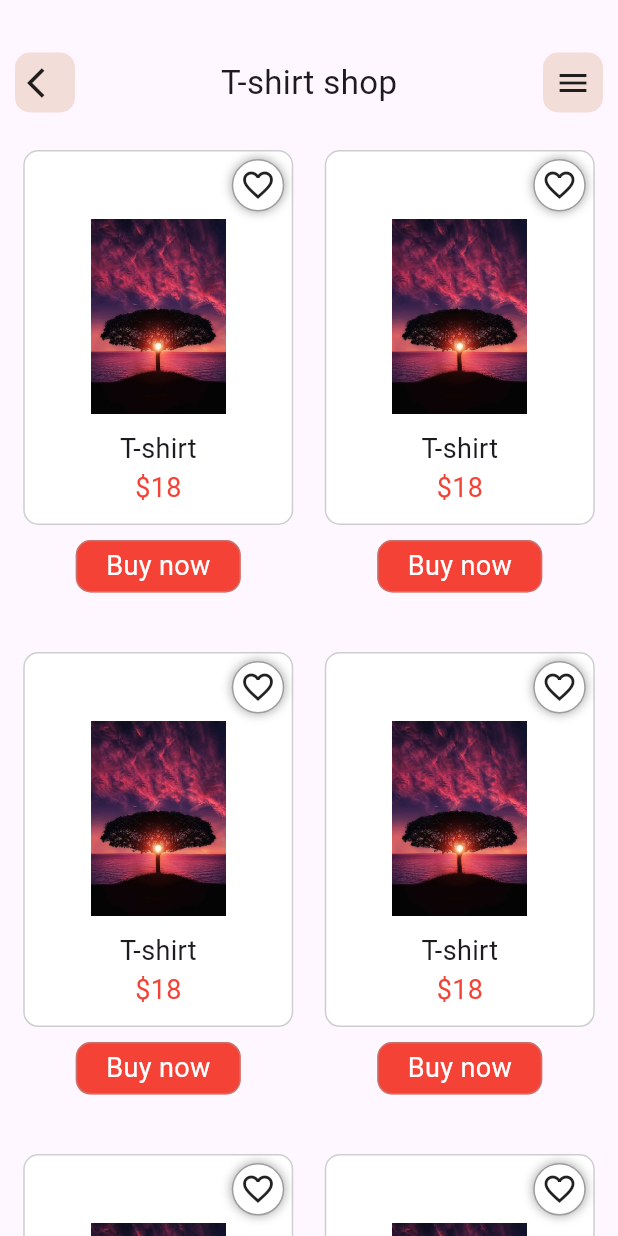
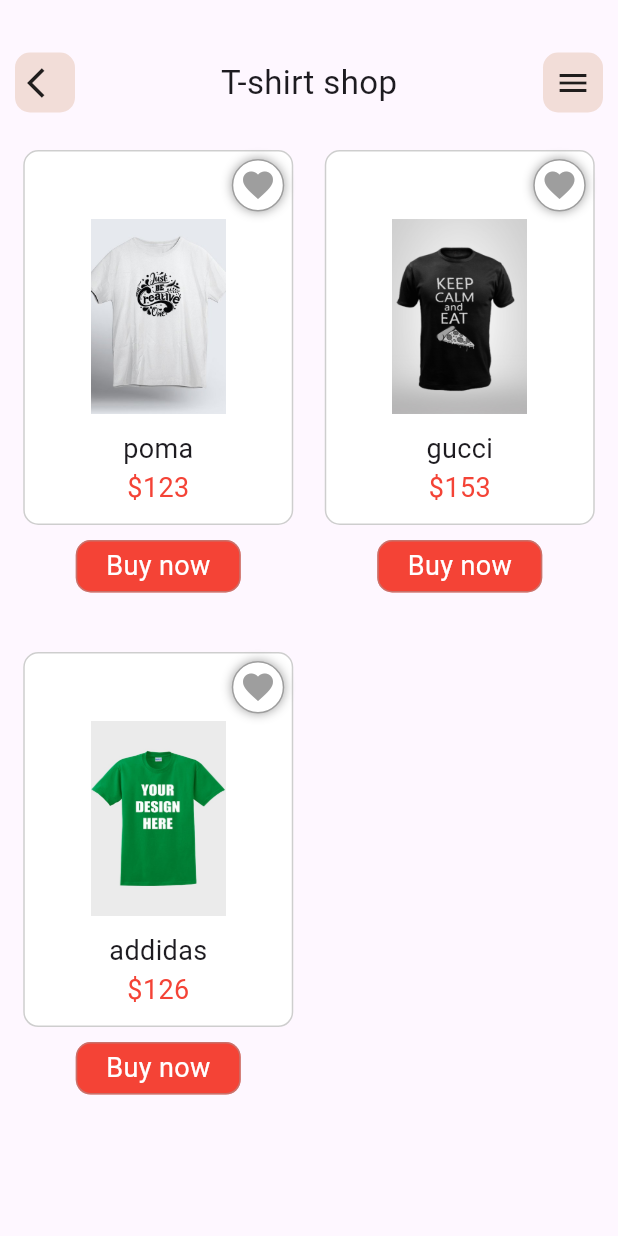
Before and after one commit to kalemullah/UI_class_navigation_image_adding, a Flutter app: the screen it shows after launch, on a phone screen of 412 x 824 dp. Run offline on Flutter 3.47's test engine with Material 3 defaults, Android fonts, the phone set to English and light mode, and no system bars.

Commit message:
fav un fav is done

```diff
--- a/lib/listview_builder.dart
+++ b/lib/listview_builder.dart
@@ -1,11 +1,14 @@
 import 'package:flutter/material.dart';
+import 'package:test/details.dart';
 
 class GridviewScreen extends StatelessWidget {
   const GridviewScreen({super.key});
 
   @override
   Widget build(BuildContext context) {
-    List colors = [Colors.red, Colors.green, Colors.yellow, Colors.blue];
+    List images = ["assets/3.jpeg", "assets/4.jpeg", "assets/6.jpeg"];
+    List Name = ["poma", "gucci", "addidas"];
+    List price = ["\$123", "\$153", "\$126"];
     return Scaffold(
       body: Padding(
         padding: EdgeInsets.symmetric(horizontal: 10),
@@ -44,7 +47,7 @@ class GridviewScreen extends StatelessWidget {
           SizedBox(height: 25),
           Expanded(
             child: GridView.builder(
-                itemCount: 10,
+                itemCount: images.length,
                 gridDelegate: SliverGridDelegateWithFixedCrossAxisCount(
                     crossAxisCount: 2,
                     mainAxisSpacing: 10,
@@ -63,52 +66,43 @@ class GridviewScreen extends StatelessWidget {
                             borderRadius:
                                 BorderRadius.all(Radius.circular(10))),
                         child: Column(children: [
-                          Align(
-                            alignment: Alignment.topRight,
-                            child: Padding(
-                              padding: const EdgeInsets.all(5.0),
-                              child: Container(
-                                height: 35,
-                                width: 35,
-                                decoration: BoxDecoration(
-                                    color: Colors.white,
-                                    border: Border.all(color: Colors.grey),
-                                    boxShadow: [
-                                      BoxShadow(
-                                          blurRadius: 5, color: Colors.grey)
-                                    ],
-                                    borderRadius: BorderRadius.circular(60)),
-                                child: Icon(Icons.favorite_border),
-                              ),
-                            ),
-                          ),
+                          FavIcons(),
                           Image.asset(
-                            'assets/image1.jpeg',
+                            images[index],
                             width: 90,
                             height: 130,
                             fit: BoxFit.cover,
                           ),
                           SizedBox(height: 10),
-                          Text('T-shirt', style: TextStyle(fontSize: 18)),
-                          Text('\$18',
+                          Text('${Name[index]}',
+                              style: TextStyle(fontSize: 18)),
+                          Text("${price[index]}",
                               style:
                                   TextStyle(fontSize: 18, color: Colors.red)),
                         ]),
                       ),
                       SizedBox(height: 10),
-                      Container(
+                      GestureDetector(
+                        onTap: () {
+                          Navigator.push(
+                              context,
+                              MaterialPageRoute(
+                                  builder: (context) => DetailsScreen()));
+                        },
+                        child: Container(
                           height: 35,
                           width: 110,
                           decoration: BoxDecoration(
-                            border:
-                                Border.all(color: Colors.grey.withOpacity(.5)),
+                              border: Border.all(
+                                  color: Colors.grey.withOpacity(.5)),
                               color: Colors.red,
                               borderRadius:
                                   BorderRadius.all(Radius.circular(10))),
                           child: Center(
                             child: Text('Buy now',
-                              style:
-                                  TextStyle(fontSize: 18, color: Colors.white)),
+                                style: TextStyle(
+                                    fontSize: 18, color: Colors.white)),
+                          ),
                         ),
                       )
                     ],
@@ -120,3 +114,49 @@ class GridviewScreen extends StatelessWidget {
     );
   }
 }
+
+class FavIcons extends StatefulWidget {
+  const FavIcons({
+    super.key,
+  });
+
+  @override
+  State<FavIcons> createState() => _FavIconsState();
+}
+
+bool isfav = false;
+
+class _FavIconsState extends State<FavIcons> {
+  @override
+  Widget build(BuildContext context) {
+    return Align(
+      alignment: Alignment.topRight,
+      child: Padding(
+        padding: const EdgeInsets.all(5.0),
+        child: GestureDetector(
+          onTap: () {
+            setState(() {
+              isfav = !isfav;
+            });
+          },
+          child: Container(
+            height: 35,
+            width: 35,
+            decoration: BoxDecoration(
+                // ignore: dead_code
+                color: Colors.white,
+                // Colors.white,
+                border: Border.all(color: Colors.grey),
+                boxShadow: [BoxShadow(blurRadius: 5, color: Colors.grey)],
+                borderRadius: BorderRadius.circular(60)),
+            child: Icon(
+              Icons.favorite,
+              // ignore: dead_code
+              color: isfav ? Colors.red : Colors.grey,
+            ),
+          ),
+        ),
+      ),
+    );
+  }
+}
--- a/pubspec.yaml
+++ b/pubspec.yaml
@@ -60,7 +60,7 @@ flutter:
 
   # To add assets to your application, add an assets section, like this:
   assets:
-    - assets/image1.jpeg
+    - assets/
   #   - images/a_dot_ham.jpeg
 
   # An image asset can refer to one or more resolution-specific "variants", see
```
Also changed, not shown: lib/details.dart (added, +128 -0 lines), assets/3.jpeg (added), assets/4.jpeg (added), assets/6.jpeg (added). Lines whose indentation alone changed are shown as unchanged.
